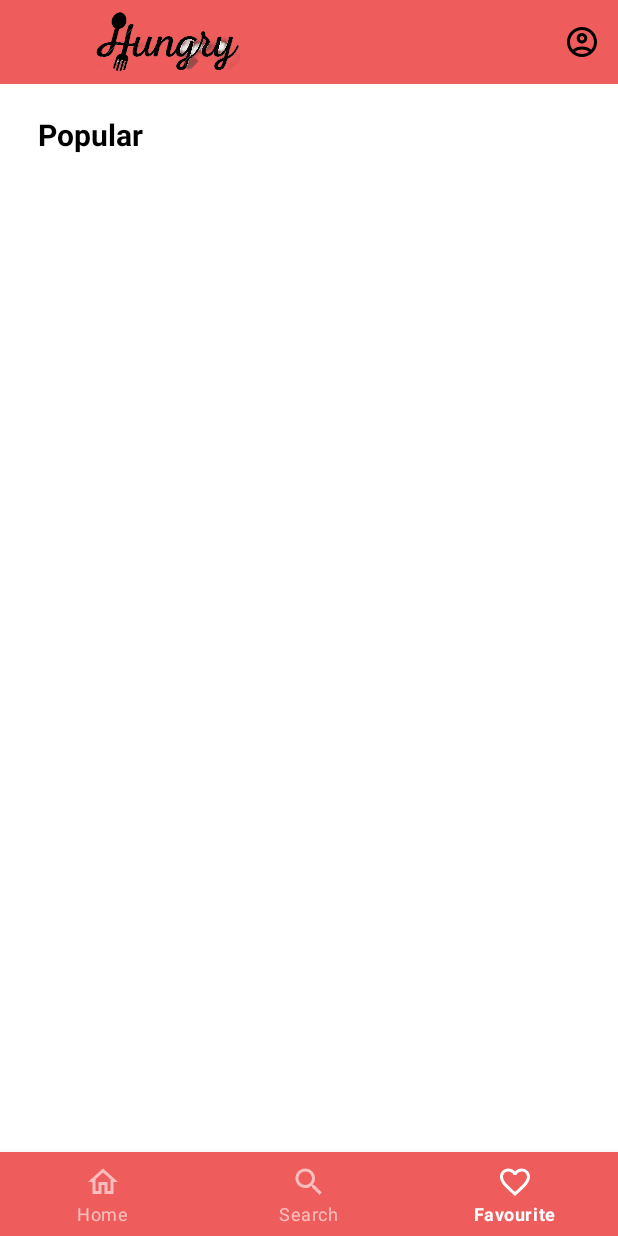
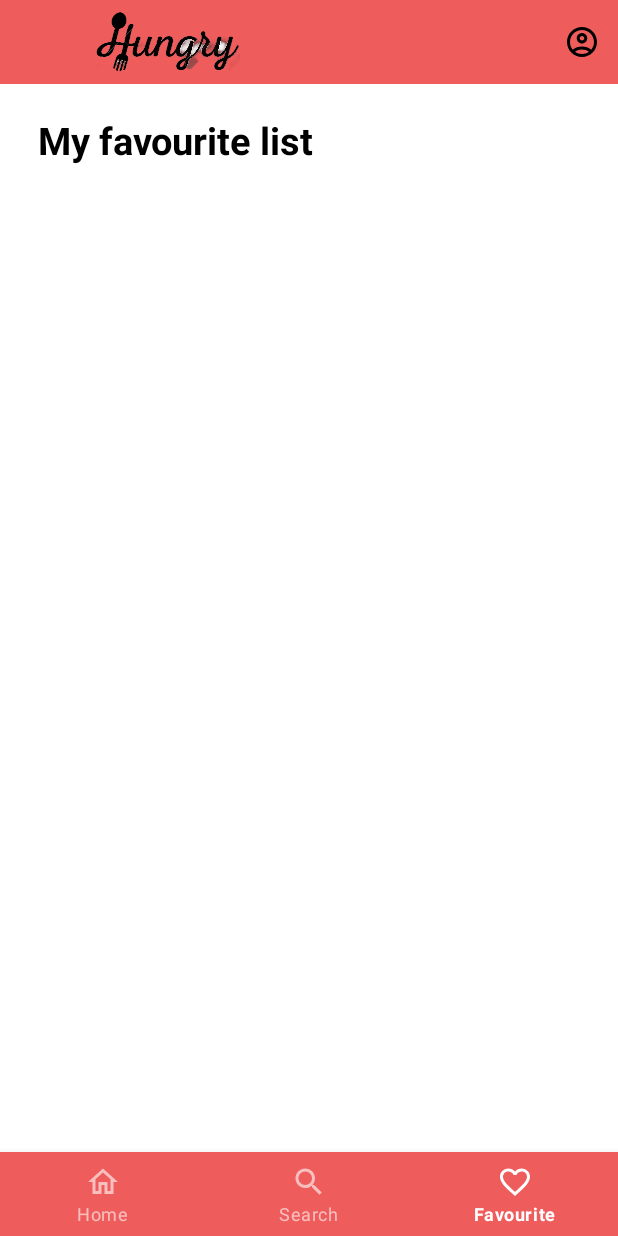
Before and after one commit to EbrarTikit/HungryApp, an Android app: the FavouriteActivity screen opened directly, with no data from a screen before it, on a phone screen of 412 x 824 dp. Run offline under Robolectric (Android 15) with nearby library versions, the phone set to English and light mode, and no system bars; libraries missing offline, so code that uses them is left out: com.example; 4 statements that could not run were skipped.

```diff
--- a/app/src/main/res/layout/activity_favourite.xml
+++ b/app/src/main/res/layout/activity_favourite.xml
@@ -42,9 +42,9 @@
         android:layout_height="wrap_content"
         android:layout_marginTop="20dp"
         android:layout_marginStart="25dp"
-        android:text="@string/popular"
+        android:text="@string/my_favourite_list"
         android:textColor="@color/black"
-        android:textSize="20sp"
+        android:textSize="25sp"
         android:textStyle="bold"
         app:layout_constraintStart_toStartOf="parent"
         app:layout_constraintTop_toBottomOf="@+id/topAppBar" />
--- a/app/src/main/res/values/strings.xml
+++ b/app/src/main/res/values/strings.xml
@@ -43,4 +43,5 @@
     <string name="passwordd">Password</string>
     <string name="forgot_password">Forgot password?</string>
     <string name="get_started">Get Started</string>
+    <string name="my_favourite_list">My favourite list</string>
 </resources>
```
Also changed, not shown: 3 other files.
